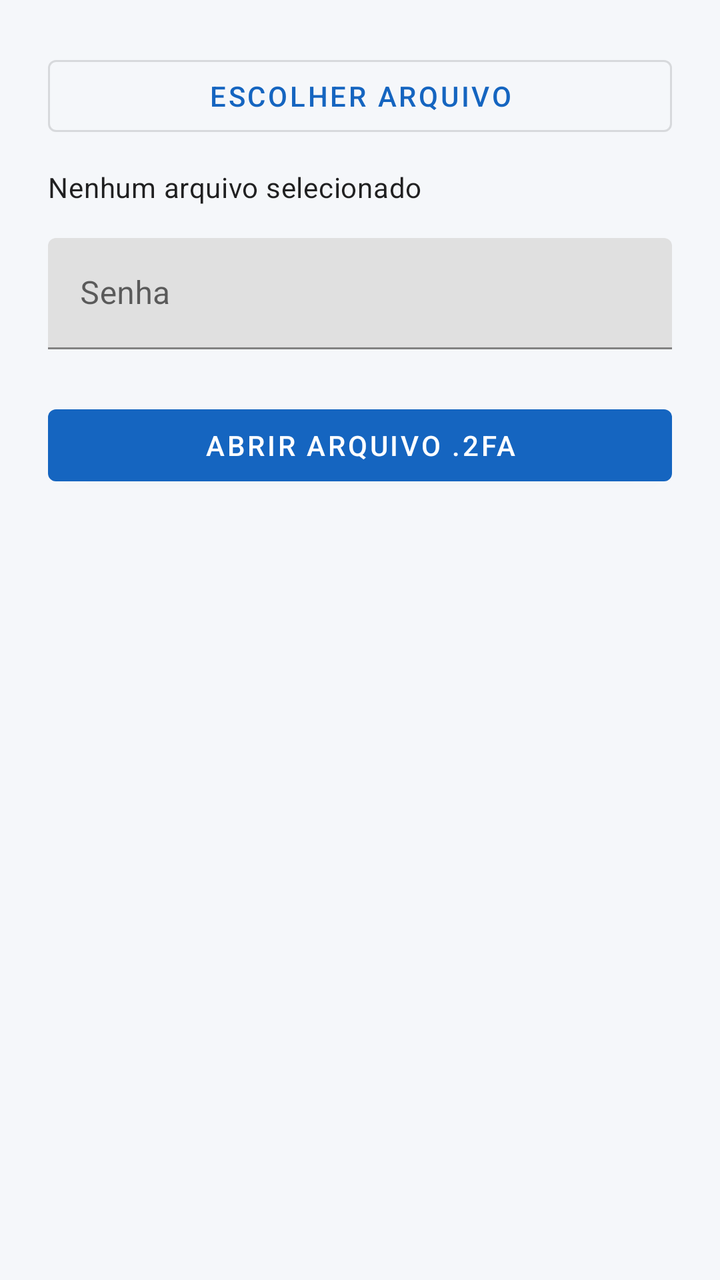
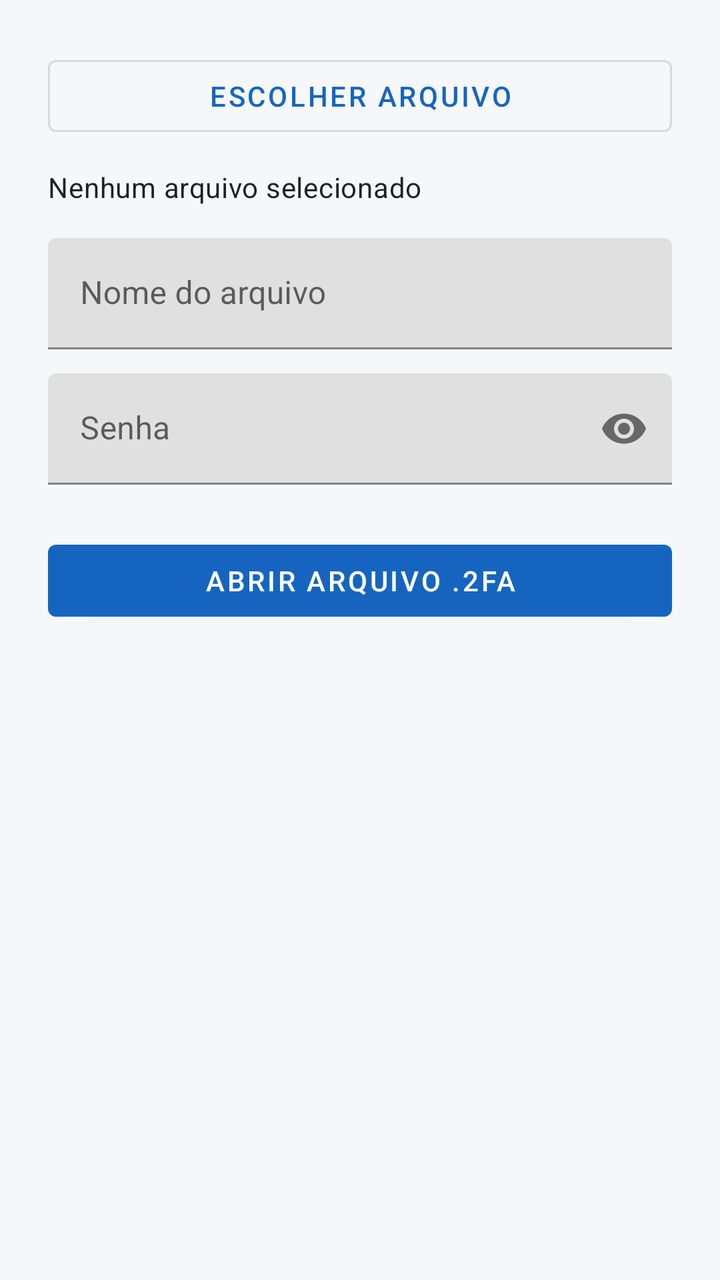

An Android layout rendered at two revisions. The XML below is the earlier revision; the diff shows what the commit changed to produce the second picture.
<!-- AndroidManifest.xml: application theme Theme._2Fast -->
<!-- res/layout/activity_open_datafile.xml -->
<?xml version="1.0" encoding="utf-8"?>
<ScrollView xmlns:android="http://schemas.android.com/apk/res/android"
    android:layout_width="match_parent"
    android:layout_height="match_parent"
    android:fillViewport="true">

    <LinearLayout
        android:layout_width="match_parent"
        android:layout_height="wrap_content"
        android:orientation="vertical"
        android:padding="24dp">

        <com.google.android.material.button.MaterialButton
            android:id="@+id/btnPickFile"
            style="@style/Widget.MaterialComponents.Button.OutlinedButton"
            android:layout_width="match_parent"
            android:layout_height="wrap_content"
            android:text="@string/pick_datafile" />

        <TextView
            android:id="@+id/textSelectedFile"
            android:layout_width="match_parent"
            android:layout_height="wrap_content"
            android:layout_marginTop="12dp"
            android:text="@string/no_file_selected"
            android:textAppearance="?attr/textAppearanceBody2" />

        <com.google.android.material.textfield.TextInputLayout
            android:layout_width="match_parent"
            android:layout_height="wrap_content"
            android:layout_marginTop="16dp"
            android:hint="@string/hint_password">

            <com.google.android.material.textfield.TextInputEditText
                android:id="@+id/inputPassword"
                android:layout_width="match_parent"
                android:layout_height="wrap_content"
                android:inputType="textPassword" />
        </com.google.android.material.textfield.TextInputLayout>

        <com.google.android.material.button.MaterialButton
            android:id="@+id/btnOpenFile"
            android:layout_width="match_parent"
            android:layout_height="wrap_content"
            android:layout_marginTop="24dp"
            android:text="@string/open_datafile" />
    </LinearLayout>
</ScrollView>
<!-- resources referenced by this layout -->
<resources>
  <string name="hint_password">Senha</string>
  <string name="no_file_selected">Nenhum arquivo selecionado</string>
  <string name="open_datafile">Abrir arquivo .2fa</string>
  <string name="pick_datafile">Escolher arquivo</string>
  <style name="Theme._2Fast" parent="Theme.MaterialComponents.DayNight.DarkActionBar">
          <item name="colorPrimary">@color/blue_500</item>
          <item name="colorPrimaryVariant">@color/blue_700</item>
          <item name="colorOnPrimary">@color/white</item>
          <item name="colorSecondary">@color/teal_700</item>
          <item name="colorSecondaryVariant">@color/teal_700</item>
          <item name="colorOnSecondary">@color/white</item>
          <item name="android:statusBarColor">?attr/colorPrimaryVariant</item>
          <item name="android:windowBackground">@color/surface</item>
      </style>
  <color name="blue_500">#FF1565C0</color>
  <color name="blue_700">#FF0D47A1</color>
  <color name="white">#FFFFFFFF</color>
  <color name="teal_700">#FF00796B</color>
  <color name="surface">#FFF5F7FA</color>
</resources>

<!-- the commit's change to res/layout/activity_open_datafile.xml (unified diff, before → after) -->
@@ -1,5 +1,6 @@
 <?xml version="1.0" encoding="utf-8"?>
 <ScrollView xmlns:android="http://schemas.android.com/apk/res/android"
+    xmlns:app="http://schemas.android.com/apk/res-auto"
     android:layout_width="match_parent"
     android:layout_height="match_parent"
     android:fillViewport="true">
@@ -29,7 +30,21 @@
             android:layout_width="match_parent"
             android:layout_height="wrap_content"
             android:layout_marginTop="16dp"
-            android:hint="@string/hint_password">
+            android:hint="@string/hint_filename">
+
+            <com.google.android.material.textfield.TextInputEditText
+                android:id="@+id/inputFileName"
+                android:layout_width="match_parent"
+                android:layout_height="wrap_content"
+                android:inputType="text" />
+        </com.google.android.material.textfield.TextInputLayout>
+
+        <com.google.android.material.textfield.TextInputLayout
+            android:layout_width="match_parent"
+            android:layout_height="wrap_content"
+            android:layout_marginTop="12dp"
+            android:hint="@string/hint_password"
+            app:endIconMode="password_toggle">
 
             <com.google.android.material.textfield.TextInputEditText
                 android:id="@+id/inputPassword"
<!-- resource entries referenced after the edit -->
@@ -1,5 +1,6 @@
 <!-- resources referenced by this layout -->
 <resources>
+  <string name="hint_filename">Nome do arquivo</string>
   <string name="hint_password">Senha</string>
   <string name="no_file_selected">Nenhum arquivo selecionado</string>
   <string name="open_datafile">Abrir arquivo .2fa</string>
